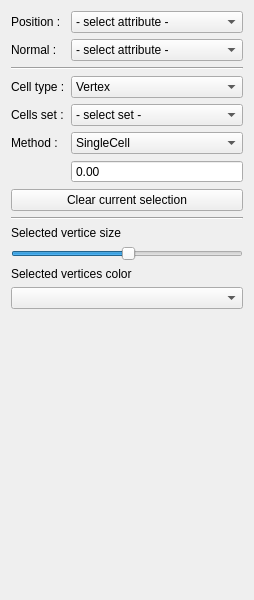
First picture: the form in schnapps/plugins/selection/selection.ui, repository cgogn/SCHNApps, before the edit.
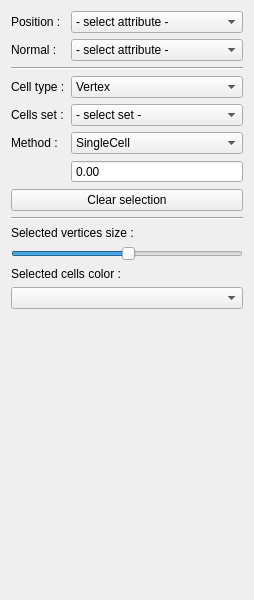
Second picture: the form after the edit. Custom widgets are drawn as their Qt base class.

```diff
--- a/schnapps/plugins/selection/selection.ui
+++ b/schnapps/plugins/selection/selection.ui
@@ -190,7 +190,7 @@
    <item row="7" column="0" colspan="2">
     <widget class="QPushButton" name="button_clear">
      <property name="text">
-      <string>Clear current selection</string>
+      <string>Clear selection</string>
      </property>
     </widget>
    </item>
@@ -204,7 +204,7 @@
    <item row="9" column="0" colspan="2">
     <widget class="QLabel" name="label_4">
      <property name="text">
-      <string>Selected vertice size</string>
+      <string>Selected vertices size :</string>
      </property>
     </widget>
    </item>
@@ -224,7 +224,7 @@
    <item row="11" column="0" colspan="2">
     <widget class="QLabel" name="label_5">
      <property name="text">
-      <string>Selected vertices color</string>
+      <string>Selected cells color :</string>
      </property>
     </widget>
    </item>
```
